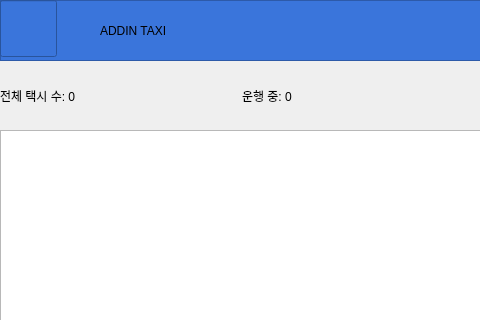
addinedu-ros-8th/ros-repo-5, file admin/src/admin_gui/main.ui: the form before one commit; both pictures show x 0 to 480 and y 0 to 320 of the 1215 by 666 pixel window.
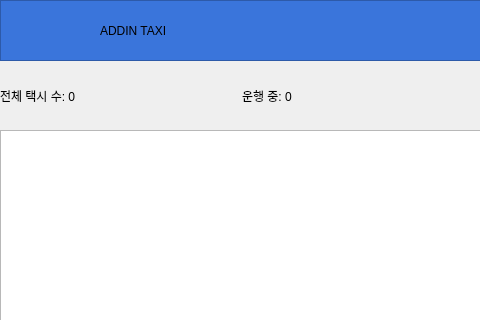
The form after the commit.

Diff of the .ui file:
```diff
--- a/admin/src/admin_gui/main.ui
+++ b/admin/src/admin_gui/main.ui
@@ -195,16 +195,6 @@
     <property name="frameShadow">
      <enum>QFrame::Raised</enum>
     </property>
-    <widget class="QLineEdit" name="Logo">
-     <property name="geometry">
-      <rect>
-       <x>0</x>
-       <y>0</y>
-       <width>57</width>
-       <height>57</height>
-      </rect>
-     </property>
-    </widget>
     <widget class="QLabel" name="label">
      <property name="geometry">
       <rect>
```
